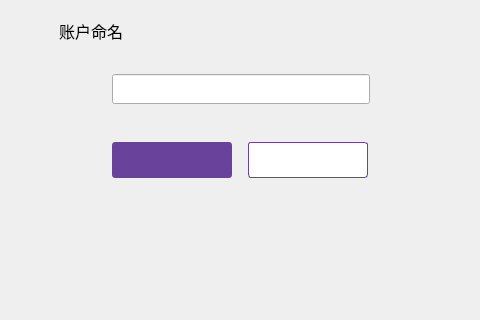
First picture: the form in namedialog.ui, repository realm520/gdwcoin, before the edit; both pictures show x 237 to 717 and y 176 to 496 of the 960 by 580 pixel window.
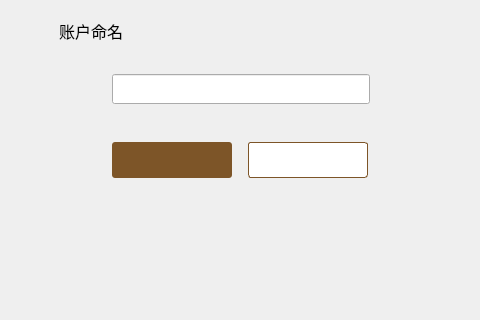
Second picture: the form after the edit.

What changed in the file:
```diff
--- a/namedialog.ui
+++ b/namedialog.ui
@@ -53,8 +53,8 @@
       <cursorShape>PointingHandCursor</cursorShape>
      </property>
      <property name="styleSheet">
-      <string notr="true">QToolButton{background-color:#ffffff;color:#484848;border:1px solid rgb(105,67,155);border-radius:3px;}
-QToolButton:hover{color:rgb(105,67,155);}</string>
+      <string notr="true">QToolButton{background-color:#ffffff;color:#484848;border:1px solid rgb(125,85,40);border-radius:3px;}
+QToolButton:hover{color:rgb(185,150,85);}</string>
      </property>
      <property name="text">
       <string/>
@@ -92,8 +92,8 @@
       <cursorShape>PointingHandCursor</cursorShape>
      </property>
      <property name="styleSheet">
-      <string notr="true">QToolButton{background-color:rgb(105,67,155);color:#ffffff;border:none;border-radius:3px;}
-QToolButton:hover{background-color:rgb(125,87,180);}
+      <string notr="true">QToolButton{background-color:rgb(125,85,40);color:#ffffff;border:none;border-radius:3px;}
+QToolButton:hover{background-color:rgb(185,150,85);}
 QToolButton:disabled{background-color:#cecece;}</string>
      </property>
      <property name="text">
```
